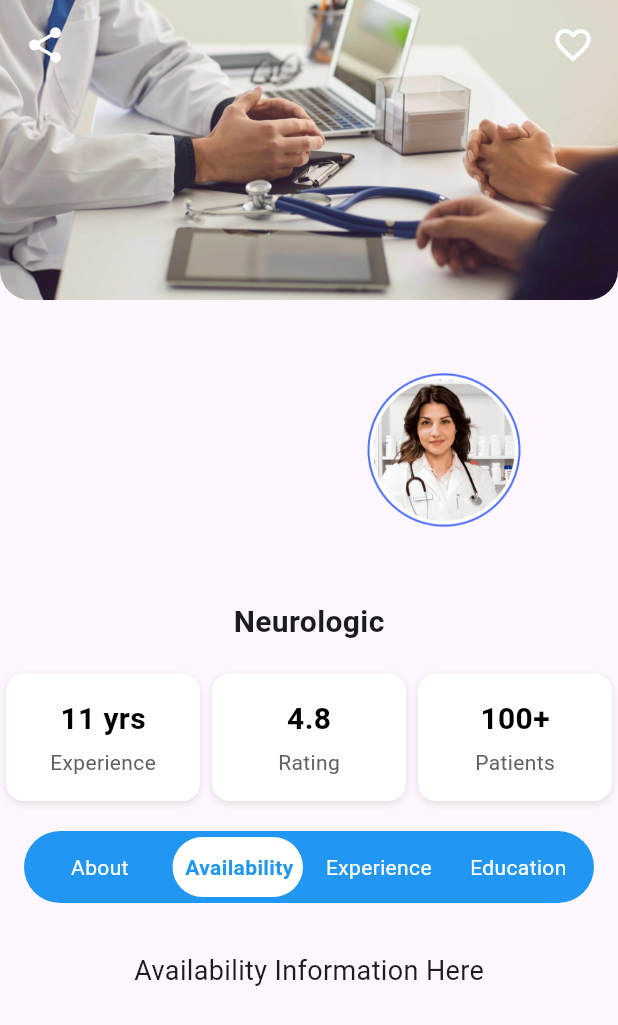
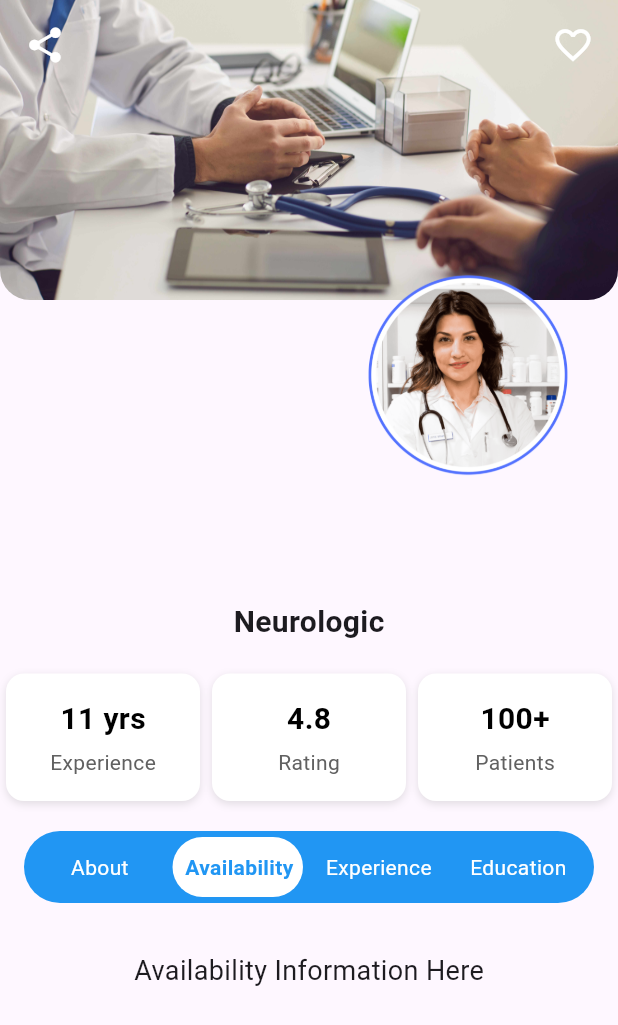
Before and after one commit to P-R-ROHITH/dr_profile, a Flutter app: the screen it shows after launch, after a tap on "Availability", on a phone screen of 412 x 824 dp. Shown: the top 1025 px of the screen. Run offline on Flutter 3.47's test engine with Material 3 defaults, Android fonts, the phone set to English and light mode, and no system bars.

Commit message:
ver 0.23 the profile pic placed crctly

```diff
--- a/lib/main.dart
+++ b/lib/main.dart
@@ -177,28 +177,24 @@ class _DoctorProfilePageState extends State<DoctorProfilePage> {
   @override
   Widget build(BuildContext context) {
     return Scaffold(
-      // Wrap the entire page in a SingleChildScrollView.
       body: SingleChildScrollView(
         child: Column(
           crossAxisAlignment: CrossAxisAlignment.stretch,
           children: [
             // TopSection displays the cover image with curved corners and top icons.
-            const TopSection(),
-            // Profile picture directly below the TopSection
-            Row(
-              mainAxisAlignment: MainAxisAlignment.end,
+            Stack(
+              clipBehavior: Clip.none, // Allow overflow for the profile picture
               children: [
-                Padding(
-                  padding: const EdgeInsets.only(right: 16),
-                  child: CircleAvatar(
-                    radius: 100, // Diameter will be 200.
-                    backgroundColor: Colors.transparent,
-                    backgroundImage: AssetImage('assets/doctorprofilepic.png'),
-                  ),
+                const TopSection(),
+                // Add the ProfilePictureWidget here so it scrolls with the rest of the content
+                Positioned(
+                  top: 120, // Keep the current position
+                  right: -30, // Keep the current position
+                  child: const ProfilePictureWidget(),
                 ),
               ],
             ),
-            // "Neurologic" title immediately below profile pic.
+            const SizedBox(height: 200), // Add spacing to avoid overlap with the profile picture
             const Center(
               child: Text(
                 "Neurologic",
@@ -206,7 +202,7 @@ class _DoctorProfilePageState extends State<DoctorProfilePage> {
               ),
             ),
             const SizedBox(height: 16),
-            const StatCardsSection(),
+            const StatCardsSection(), // Stat cards moved down
             const SizedBox(height: 16),
             Padding(
               padding: const EdgeInsets.symmetric(horizontal: 16),
@@ -494,7 +490,8 @@ class BronzeBadgeWidget extends StatelessWidget {
         mainAxisSize: MainAxisSize.min,
         children: const [
           CircleAvatar(
-            radius: 20,
+            radius: 30,
+            backgroundColor: Colors.transparent,
             backgroundImage: AssetImage('assets/bronze badge png.png'),
           ),
           SizedBox(width: 8),
@@ -592,3 +589,21 @@ class BookingSection extends StatelessWidget {
     );
   }
 }
+
+/// Profile picture widget.
+class ProfilePictureWidget extends StatelessWidget {
+  const ProfilePictureWidget({super.key});
+
+  @override
+  Widget build(BuildContext context) {
+    return CircleAvatar(
+      radius: 130, // Adjust size as needed
+      backgroundColor: Colors.transparent,
+      child: CircleAvatar(
+        radius: 130, // Slightly smaller to create a border effect
+        backgroundColor: Colors.transparent,
+        backgroundImage: AssetImage('assets/doctorprofilepic.png'),
+      ),
+    );
+  }
+}
```
